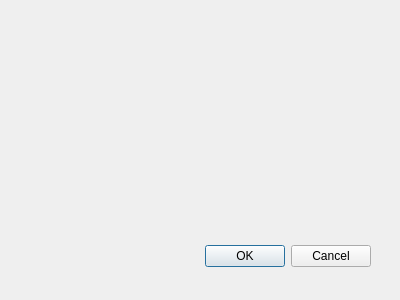
First picture: the form in incluircd.ui, repository anacfvieira/Loja, before the edit.
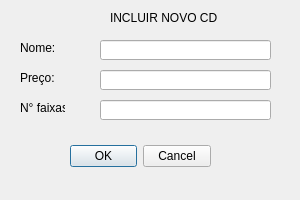
Second picture: the form after the edit.

The edit to the form file:
```diff
--- a/incluircd.ui
+++ b/incluircd.ui
@@ -6,8 +6,8 @@
    <rect>
     <x>0</x>
     <y>0</y>
-    <width>400</width>
-    <height>300</height>
+    <width>300</width>
+    <height>200</height>
    </rect>
   </property>
   <property name="windowTitle">
@@ -16,9 +16,9 @@
   <widget class="QDialogButtonBox" name="buttonBox">
    <property name="geometry">
     <rect>
-     <x>30</x>
-     <y>240</y>
-     <width>341</width>
+     <x>70</x>
+     <y>140</y>
+     <width>141</width>
      <height>32</height>
     </rect>
    </property>
@@ -27,6 +27,91 @@
    </property>
    <property name="standardButtons">
     <set>QDialogButtonBox::StandardButton::Cancel|QDialogButtonBox::StandardButton::Ok</set>
+   </property>
+   <property name="centerButtons">
+    <bool>true</bool>
+   </property>
+  </widget>
+  <widget class="QLineEdit" name="lineEditNome">
+   <property name="geometry">
+    <rect>
+     <x>100</x>
+     <y>40</y>
+     <width>171</width>
+     <height>20</height>
+    </rect>
+   </property>
+  </widget>
+  <widget class="QLineEdit" name="lineEditPreco">
+   <property name="geometry">
+    <rect>
+     <x>100</x>
+     <y>70</y>
+     <width>171</width>
+     <height>20</height>
+    </rect>
+   </property>
+  </widget>
+  <widget class="QLineEdit" name="lineEditNumFaixas">
+   <property name="geometry">
+    <rect>
+     <x>100</x>
+     <y>100</y>
+     <width>171</width>
+     <height>20</height>
+    </rect>
+   </property>
+  </widget>
+  <widget class="QLabel" name="label">
+   <property name="geometry">
+    <rect>
+     <x>20</x>
+     <y>40</y>
+     <width>45</width>
+     <height>15</height>
+    </rect>
+   </property>
+   <property name="text">
+    <string>Nome:</string>
+   </property>
+  </widget>
+  <widget class="QLabel" name="label_2">
+   <property name="geometry">
+    <rect>
+     <x>20</x>
+     <y>70</y>
+     <width>45</width>
+     <height>15</height>
+    </rect>
+   </property>
+   <property name="text">
+    <string>Preço:</string>
+   </property>
+  </widget>
+  <widget class="QLabel" name="label_3">
+   <property name="geometry">
+    <rect>
+     <x>20</x>
+     <y>100</y>
+     <width>45</width>
+     <height>15</height>
+    </rect>
+   </property>
+   <property name="text">
+    <string>N° faixas:</string>
+   </property>
+  </widget>
+  <widget class="QLabel" name="label_4">
+   <property name="geometry">
+    <rect>
+     <x>110</x>
+     <y>10</y>
+     <width>111</width>
+     <height>16</height>
+    </rect>
+   </property>
+   <property name="text">
+    <string>INCLUIR NOVO CD</string>
    </property>
   </widget>
  </widget>
```
